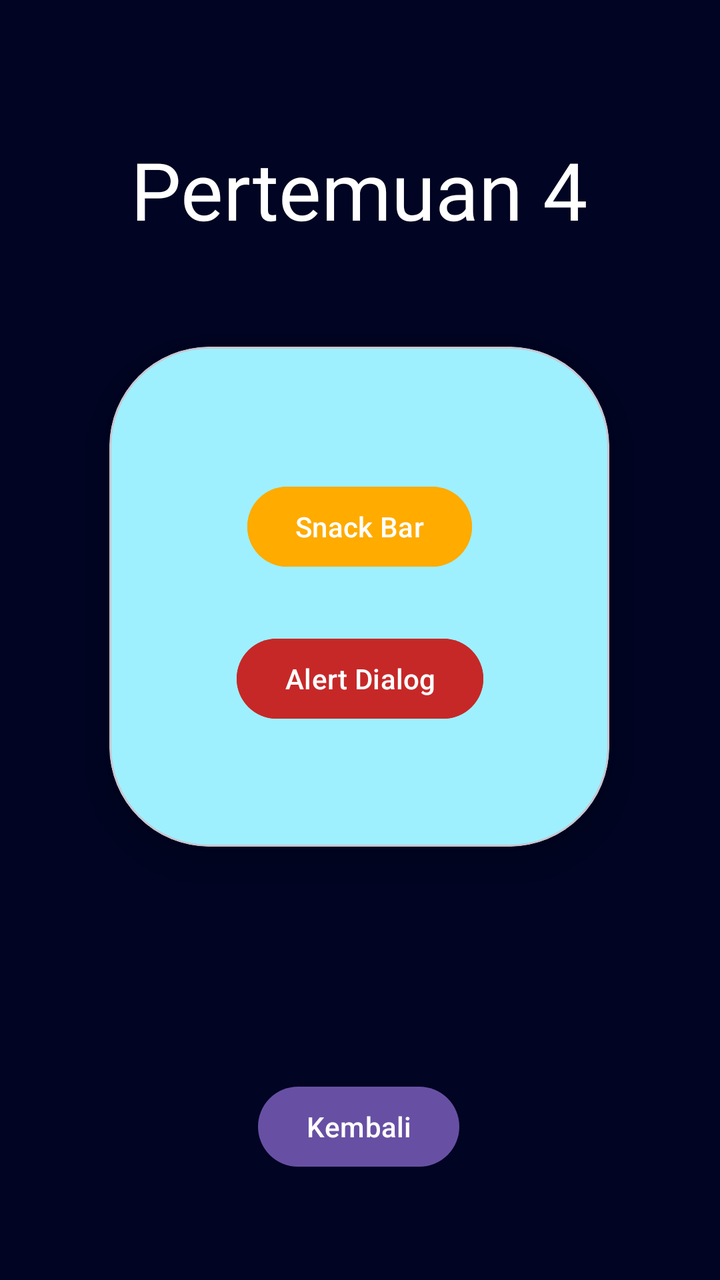
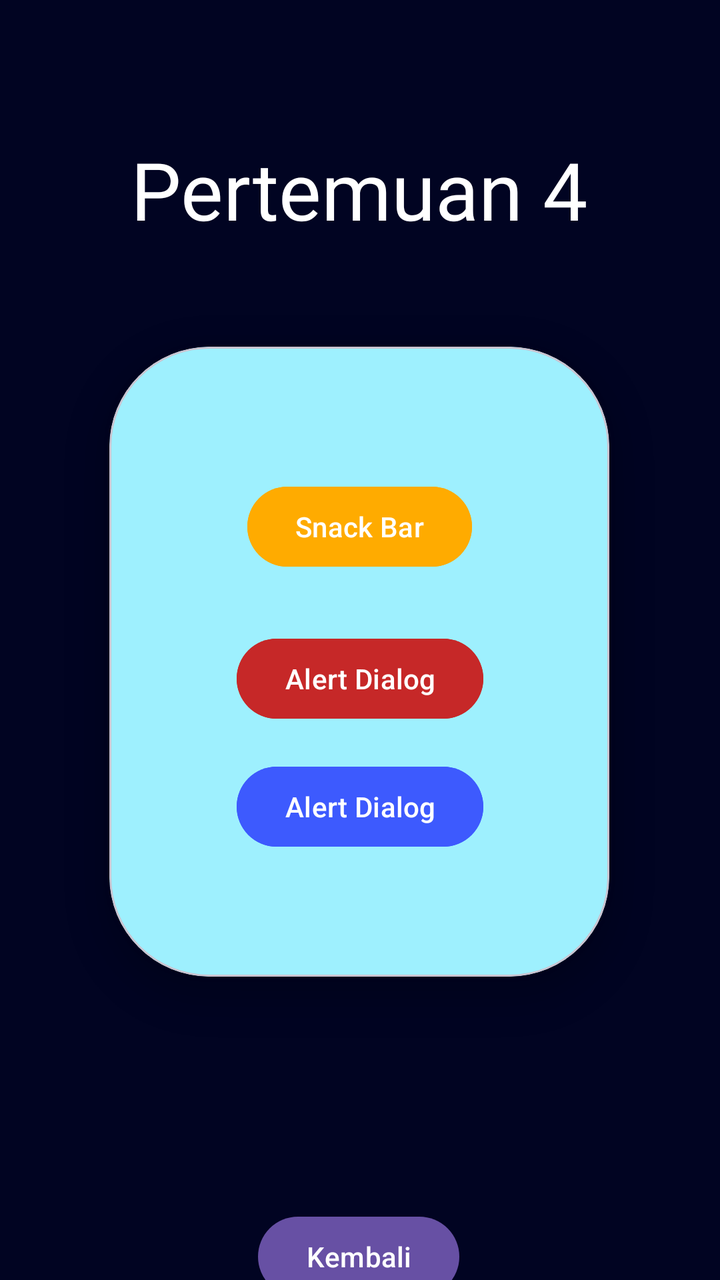

Compare the two renders of this Android layout. The source of the first and the diff that turns it into the second are given below.
<!-- AndroidManifest.xml: application theme Theme.SonicApps -->
<!-- res/layout/activity_fourth.xml -->
<?xml version="1.0" encoding="utf-8"?>
<androidx.constraintlayout.widget.ConstraintLayout xmlns:android="http://schemas.android.com/apk/res/android"
    xmlns:app="http://schemas.android.com/apk/res-auto"
    xmlns:tools="http://schemas.android.com/tools"
    android:id="@+id/main"
    android:layout_width="match_parent"
    android:layout_height="match_parent"
    android:background="@color/bgBaru"
    tools:context=".pertemuan_4.FourthActivity">

    <TextView
        android:id="@+id/textView5"
        android:layout_width="wrap_content"
        android:layout_height="wrap_content"
        android:layout_marginTop="68dp"
        android:fontFamily="@font/oswald_variablefont_wght"
        android:text="Pertemuan 4"
        android:textColor="@color/white"
        android:textSize="40sp"
        app:layout_constraintEnd_toEndOf="parent"
        app:layout_constraintHorizontal_bias="0.497"
        app:layout_constraintStart_toStartOf="parent"
        app:layout_constraintTop_toTopOf="parent" />

    <Button
        android:id="@+id/btnBack"
        android:layout_width="wrap_content"
        android:layout_height="wrap_content"
        android:layout_marginTop="116dp"
        android:text="Kembali"
        app:layout_constraintEnd_toEndOf="parent"
        app:layout_constraintHorizontal_bias="0.498"
        app:layout_constraintStart_toStartOf="parent"
        app:layout_constraintTop_toBottomOf="@+id/materialCardView2" />

    <com.google.android.material.card.MaterialCardView
        android:id="@+id/materialCardView2"
        android:layout_width="250dp"
        android:layout_height="250dp"
        android:layout_marginTop="52dp"
        app:cardCornerRadius="50dp"
        app:cardElevation="10dp"
        android:backgroundTint="#9EF0FE"
        app:layout_constraintEnd_toEndOf="parent"
        app:layout_constraintHorizontal_bias="0.496"
        app:layout_constraintStart_toStartOf="parent"
        app:layout_constraintTop_toBottomOf="@+id/textView5">

        <androidx.constraintlayout.widget.ConstraintLayout
            android:layout_width="match_parent"
            android:layout_height="match_parent"
            android:layout_margin="30dp">


            <Button
                android:id="@+id/btnShowSnackbar"
                android:layout_width="wrap_content"
                android:layout_height="wrap_content"
                android:layout_marginTop="36dp"
                android:backgroundTint="@color/tombol"
                android:text="Snack Bar"
                app:layout_constraintEnd_toEndOf="parent"
                app:layout_constraintStart_toStartOf="parent"
                app:layout_constraintTop_toTopOf="parent" />

            <Button
                android:id="@+id/btnShowAlertDialog"
                android:layout_width="wrap_content"
                android:layout_height="wrap_content"
                android:layout_marginTop="28dp"
                android:backgroundTint="#C62828"
                android:text="Alert Dialog"
                app:layout_constraintEnd_toEndOf="parent"
                app:layout_constraintHorizontal_bias="0.507"
                app:layout_constraintStart_toStartOf="parent"
                app:layout_constraintTop_toBottomOf="@+id/btnShowSnackbar" />

        </androidx.constraintlayout.widget.ConstraintLayout>


    </com.google.android.material.card.MaterialCardView>

</androidx.constraintlayout.widget.ConstraintLayout>
<!-- resources referenced by this layout -->
<resources>
  <color name="bgBaru">#010422</color>
  <color name="tombol">#FFAB00</color>
  <color name="white">#FFFFFFFF</color>
  <style name="Theme.SonicApps" parent="Base.Theme.SonicApps" />
  <style name="Base.Theme.SonicApps" parent="Theme.Material3.DayNight.NoActionBar">
          
          
      </style>
</resources>

<!-- the commit's change to res/layout/activity_fourth.xml (unified diff, before → after) -->
@@ -36,11 +36,11 @@
     <com.google.android.material.card.MaterialCardView
         android:id="@+id/materialCardView2"
         android:layout_width="250dp"
-        android:layout_height="250dp"
+        android:layout_height="315dp"
         android:layout_marginTop="52dp"
+        android:backgroundTint="#9EF0FE"
         app:cardCornerRadius="50dp"
         app:cardElevation="10dp"
-        android:backgroundTint="#9EF0FE"
         app:layout_constraintEnd_toEndOf="parent"
         app:layout_constraintHorizontal_bias="0.496"
         app:layout_constraintStart_toStartOf="parent"
@@ -64,11 +64,23 @@
                 app:layout_constraintTop_toTopOf="parent" />
 
             <Button
-                android:id="@+id/btnShowAlertDialog"
+            android:id="@+id/btnShowAlertDialog"
+            android:layout_width="wrap_content"
+            android:layout_height="wrap_content"
+            android:layout_marginTop="28dp"
+            android:backgroundTint="#C62828"
+            android:text="Alert Dialog"
+            app:layout_constraintEnd_toEndOf="parent"
+            app:layout_constraintHorizontal_bias="0.507"
+            app:layout_constraintStart_toStartOf="parent"
+            app:layout_constraintTop_toBottomOf="@+id/btnShowSnackbar" />
+
+            <Button
+                android:id="@+id/btnShowAlertDialog2"
                 android:layout_width="wrap_content"
                 android:layout_height="wrap_content"
-                android:layout_marginTop="28dp"
-                android:backgroundTint="#C62828"
+                android:layout_marginTop="92dp"
+                android:backgroundTint="#3D5AFE"
                 android:text="Alert Dialog"
                 app:layout_constraintEnd_toEndOf="parent"
                 app:layout_constraintHorizontal_bias="0.507"
